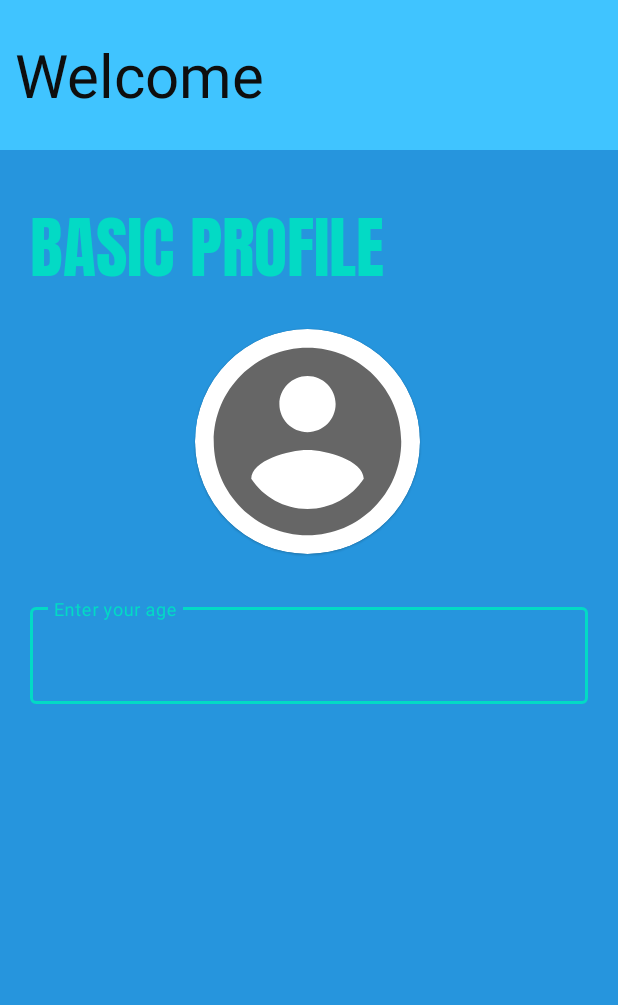
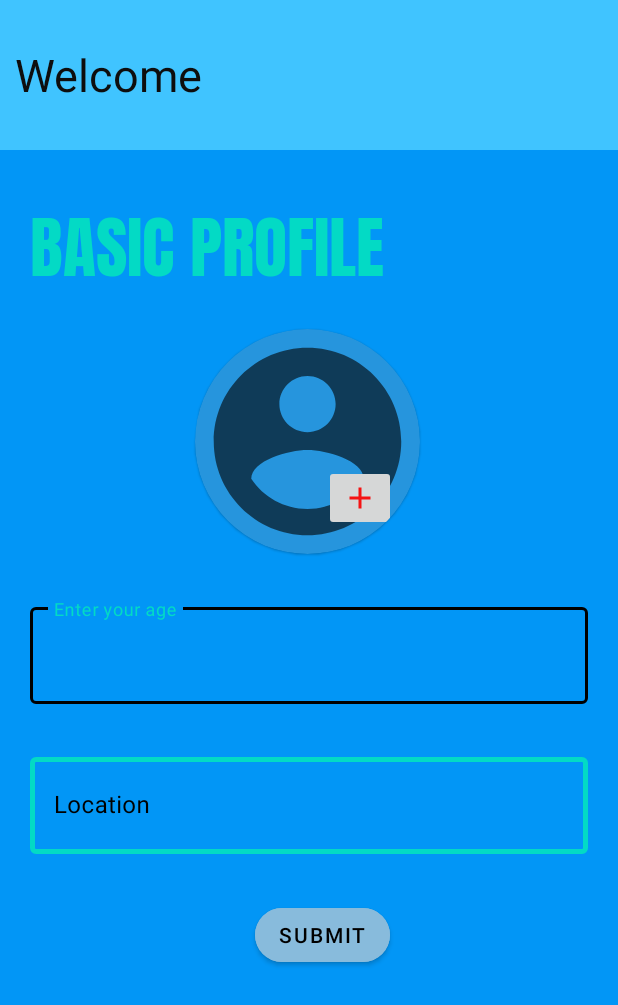
Before and after one commit to pun33t19/PetsBay, an Android app: the layout activity_basic_profile.xml on its own in the app's theme, with its tools: preview values and no code run, on a phone screen of 412 x 824 dp. Shown: the top 1005 px of the screen. Run offline under Robolectric (Android 15) with nearby library versions, the phone set to English and light mode, and no system bars; Roboto replaces fonts that are not available here.

Commit message:
Added the firebase cloud storage to store user profile pictures

```diff
--- a/app/build.gradle
+++ b/app/build.gradle
@@ -37,8 +37,10 @@ dependencies {
     implementation 'com.google.android.gms:play-services-auth:19.2.0'
     implementation 'com.google.firebase:firebase-firestore'
     implementation 'com.firebaseui:firebase-ui-auth:7.2.0'
-
-
+    implementation 'com.google.firebase:firebase-storage'
+    implementation "io.grpc:grpc-okhttp:1.32.2"
+    implementation 'com.github.bumptech.glide:glide:4.12.0'
+    annotationProcessor 'com.github.bumptech.glide:compiler:4.12.0'
 
     implementation 'androidx.appcompat:appcompat:1.3.1'
     implementation 'com.google.android.material:material:1.4.0'
--- a/app/src/main/AndroidManifest.xml
+++ b/app/src/main/AndroidManifest.xml
@@ -2,7 +2,8 @@
 <manifest xmlns:android="http://schemas.android.com/apk/res/android"
     package="com.app.petsbay">
 
-    <uses-permission android:name="android.permission.INTERNET" />
+    <uses-permission android:name="android.permission.INTERNET"/>
+        <uses-permission android:name="android.permission.READ_EXTERNAL_STORAGE"/>
 
     <application
         android:allowBackup="true"
--- a/app/src/main/java/com/app/petsbay/MainActivity.java
+++ b/app/src/main/java/com/app/petsbay/MainActivity.java
@@ -23,8 +23,8 @@ import java.util.List;
 
 public class MainActivity extends AppCompatActivity {
 
-    private RecyclerView userDisplaySection;
-    private UserDisplayAdapter userDisplayAdapter;
+//    private RecyclerView userDisplaySection;
+//    private UserDisplayAdapter userDisplayAdapter;
 
     @Override
     protected void onCreate(Bundle savedInstanceState) {
--- a/app/src/main/java/com/app/petsbay/RegisterActivity.java
+++ b/app/src/main/java/com/app/petsbay/RegisterActivity.java
@@ -128,7 +128,7 @@ public class RegisterActivity extends AppCompatActivity implements View.OnClickL
                         }
                     });
                     Toast.makeText(RegisterActivity.this, "Successfully registered", Toast.LENGTH_SHORT).show();
-                    startActivity(new Intent(getApplicationContext(),MainActivity.class));
+                    startActivity(new Intent(getApplicationContext(),BasicProfile.class));
 
                 }
                 else{
--- a/app/src/main/java/com/app/petsbay/SignInActivity.java
+++ b/app/src/main/java/com/app/petsbay/SignInActivity.java
@@ -88,7 +88,7 @@ public class SignInActivity extends AppCompatActivity implements View.OnClickLis
 
     private void updateUI(FirebaseUser currentUser) {
         if (currentUser!=null){
-            startActivity(new Intent(this,MainActivity.class));
+            startActivity(new Intent(this,BasicProfile.class));
 
         }
     }
@@ -173,7 +173,7 @@ public class SignInActivity extends AppCompatActivity implements View.OnClickLis
                     public void onComplete(@NonNull  Task<AuthResult> task) {
                         if (task.isSuccessful()){
                             Toast.makeText(SignInActivity.this, "Successfully signed in", Toast.LENGTH_SHORT).show();
-                            startActivity(new Intent(getApplicationContext(),MainActivity.class));
+                            startActivity(new Intent(getApplicationContext(),BasicProfile.class));
 
                         }
                         else{
--- /dev/null
+++ b/app/src/main/res/drawable/ic_baseline_add_24.xml
@@ -0,0 +1,5 @@
+<vector android:height="24dp" android:tint="#F51313"
+    android:viewportHeight="24" android:viewportWidth="24"
+    android:width="24dp" xmlns:android="http://schemas.android.com/apk/res/android">
+    <path android:fillColor="@android:color/white" android:pathData="M19,13h-6v6h-2v-6H5v-2h6V5h2v6h6v2z"/>
+</vector>
--- a/app/src/main/res/drawable/profile_photo.xml
+++ b/app/src/main/res/drawable/profile_photo.xml
@@ -1,5 +1,5 @@
 <vector android:height="50dp" android:tint="?attr/colorControlNormal"
     android:viewportHeight="24" android:viewportWidth="24"
     android:width="50dp" xmlns:android="http://schemas.android.com/apk/res/android">
-    <path android:fillColor="@android:color/white" android:pathData="M12,2C6.48,2 2,6.48 2,12s4.48,10 10,10 10,-4.48 10,-10S17.52,2 12,2zM12,5c1.66,0 3,1.34 3,3s-1.34,3 -3,3 -3,-1.34 -3,-3 1.34,-3 3,-3zM12,19.2c-2.5,0 -4.71,-1.28 -6,-3.22 0.03,-1.99 4,-3.08 6,-3.08 1.99,0 5.97,1.09 6,3.08 -1.29,1.94 -3.5,3.22 -6,3.22z"/>
+    <path android:fillColor="@color/black" android:pathData="M12,2C6.48,2 2,6.48 2,12s4.48,10 10,10 10,-4.48 10,-10S17.52,2 12,2zM12,5c1.66,0 3,1.34 3,3s-1.34,3 -3,3 -3,-1.34 -3,-3 1.34,-3 3,-3zM12,19.2c-2.5,0 -4.71,-1.28 -6,-3.22 0.03,-1.99 4,-3.08 6,-3.08 1.99,0 5.97,1.09 6,3.08 -1.29,1.94 -3.5,3.22 -6,3.22z"/>
 </vector>
--- a/app/src/main/res/layout/activity_basic_profile.xml
+++ b/app/src/main/res/layout/activity_basic_profile.xml
@@ -4,7 +4,7 @@
     xmlns:tools="http://schemas.android.com/tools"
     android:layout_width="match_parent"
     android:layout_height="match_parent"
-    android:background="#2695DD"
+    android:background="#0296F6"
     tools:context=".BasicProfile">
 
     <LinearLayout
@@ -22,11 +22,12 @@
         android:paddingLeft="10dp">
 
         <com.google.android.material.textview.MaterialTextView
+            android:id="@+id/welcome_text"
             android:layout_width="wrap_content"
             android:layout_height="wrap_content"
             android:text="Welcome"
             android:fontFamily="@font/bad_script"
-            android:textSize="40sp"
+            android:textSize="30sp"
             android:textColor="#0E0E0E"/>
     </LinearLayout>
 
@@ -42,7 +43,7 @@
             android:layout_width="wrap_content"
             android:layout_height="wrap_content"
             android:text="BASIC PROFILE"
-            android:textColor="@color/teal_200"
+            android:textColor="@color/mtrl_textinput_default_box_stroke_color"
             android:fontFamily="@font/anton"
             android:textSize="45sp"
 
@@ -52,27 +53,47 @@
             android:id="@+id/profilecardview"
             android:layout_width="150dp"
             android:layout_height="150dp"
+            android:backgroundTint="#2695DD"
             android:layout_below="@id/profiletextview"
             android:layout_marginLeft="110dp"
 
             app:cardCornerRadius="100dp"
             >
 
-            <com.google.android.material.imageview.ShapeableImageView
-                android:id="@+id/profilephoto"
+            <androidx.constraintlayout.widget.ConstraintLayout
                 android:layout_width="match_parent"
-                android:layout_height="match_parent"
-                android:layout_below="@+id/profiletextview"
-                android:src="@drawable/profile_photo"
+                android:layout_height="match_parent">
 
-                />
+                <com.google.android.material.imageview.ShapeableImageView
+                    android:id="@+id/profilephoto"
+                    android:layout_width="match_parent"
+                    android:layout_height="match_parent"
+                    android:scaleType="centerCrop"
+
+                    android:src="@drawable/profile_photo"
+
+                    />
+
+                <ImageButton
+                    android:id="@+id/gallery_intent"
+                    android:layout_width="wrap_content"
+                    android:layout_height="wrap_content"
+                    android:src="@drawable/ic_baseline_add_24"
+                    app:layout_constraintBottom_toTopOf="@+id/profilephoto"
+                    app:layout_constraintEnd_toStartOf="@+id/profilephoto"
+                    app:layout_constraintHorizontal_bias="0.323"
+                    app:layout_constraintStart_toEndOf="@+id/profilephoto"
+                    app:layout_constraintTop_toBottomOf="@+id/profilephoto"
+                    app:layout_constraintVertical_bias="0.305" />
+
+            </androidx.constraintlayout.widget.ConstraintLayout>
+
 
         </com.google.android.material.card.MaterialCardView>
 
 
-
         <com.google.android.material.textfield.TextInputLayout
-            android:id="@+id/user_age"
+            android:id="@+id/textfield1"
             android:layout_width="match_parent"
             android:layout_height="70dp"
             android:layout_below="@+id/profilecardview"
@@ -81,10 +102,50 @@
             android:layout_marginTop="30dp"
             >
             <com.google.android.material.textfield.TextInputEditText
+                android:id="@+id/user_age"
                 android:layout_width="match_parent"
                 android:layout_height="match_parent"
-                android:hint="Enter your age"/>
+
+                android:hint="Enter your age"
+
+
+                />
         </com.google.android.material.textfield.TextInputLayout>
+
+        <com.google.android.material.textfield.TextInputLayout
+            android:id="@+id/textfield2"
+            android:layout_width="match_parent"
+            android:layout_height="70dp"
+            android:layout_below="@+id/textfield1"
+            style="@style/TextStyles"
+            app:boxStrokeWidth="3dp"
+            android:layout_marginTop="30dp"
+
+            >
+            <com.google.android.material.textfield.TextInputEditText
+                android:id="@+id/location"
+                android:layout_width="match_parent"
+                android:layout_height="match_parent"
+
+                android:hint="Location"
+
+
+                />
+        </com.google.android.material.textfield.TextInputLayout>
+
+        <com.google.android.material.button.MaterialButton
+            android:id="@+id/submit_profile"
+            android:layout_width="wrap_content"
+            android:layout_height="wrap_content"
+            android:layout_below="@+id/textfield2"
+            android:layout_marginTop="30dp"
+            android:backgroundTint="#88BBDC"
+            android:layout_marginLeft="150dp"
+            android:text="submit"
+            app:cornerRadius="50dp"
+            android:textColor="@color/black"
+            />
+
 
 
     </RelativeLayout>
--- a/app/src/main/res/layout/activity_sign_in.xml
+++ b/app/src/main/res/layout/activity_sign_in.xml
@@ -120,7 +120,7 @@
             android:layout_width="wrap_content"
             android:layout_height="wrap_content"
             android:layout_gravity="center"
-            android:layout_marginTop="20dp"
+            android:layout_marginTop="16dp"
             android:backgroundTint="#2089CD"
             android:text="sign in"
             app:cornerRadius="10dp"
--- a/app/src/main/res/values/themes.xml
+++ b/app/src/main/res/values/themes.xml
@@ -16,9 +16,11 @@
 
     <style name="TextStyles" parent="Widget.MaterialComponents.TextInputLayout.OutlinedBox">
         <item name="endIconMode">clear_text</item>
-        <item name="boxStrokeColor">@color/teal_200</item>
+        <item name="boxStrokeColor">@color/black</item>
         <item name="hintTextColor">@color/teal_200</item>
-        <item name="android:textColorHint">@color/teal_200</item>
+        <item name="android:textColorHint">@color/black</item>
         <item name="android:textCursorDrawable">@null</item>
     </style>
+
+
 </resources>
```
Also changed, not shown: app/src/main/java/com/app/petsbay/BasicProfile.java (+154 -1 lines), app/src/main/res/drawable/backgound_add.xml (added, +9 -0 lines), app/src/main/res/layout/activity_main.xml (+8 -8 lines).
